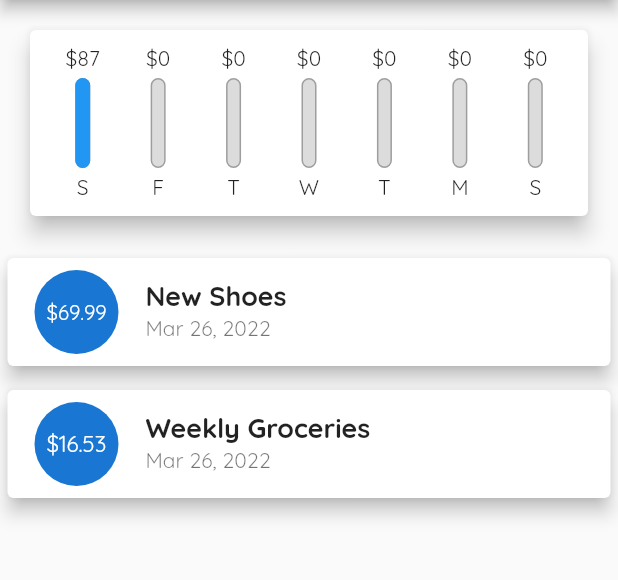
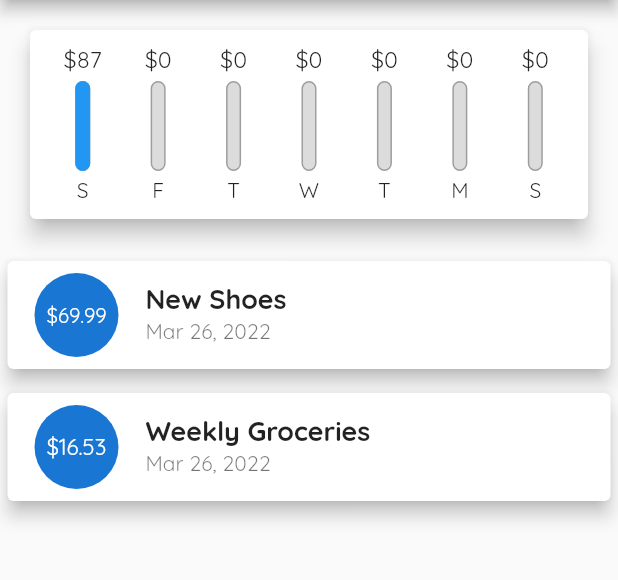
Before and after one commit to absolute-vijju/Personal-Expenses-Flutter, a Flutter app: the screen it shows after launch, on a phone screen of 412 x 824 dp, the part 84-664 px from its top. Run offline on Flutter 3.47's test engine with Material 2 defaults, Android fonts, the phone set to English and light mode, and no system bars.

Commit message:
Improved chart UI

```diff
--- a/lib/main.dart
+++ b/lib/main.dart
@@ -59,9 +59,14 @@ class _MyHomePageState extends State<MyHomePage> {
   ];
 
   List<Transaction> get _recentTransactions {
-    return _userTransactions.where((element) {
-      return element.date.isAfter(DateTime.now().subtract(Duration(days: 7)));
-    }).toList();
+    return _userTransactions
+        .where((element) {
+          return element.date
+              .isAfter(DateTime.now().subtract(Duration(days: 7)));
+        })
+        .toList()
+        .reversed
+        .toList();
   }
 
   void _addNewTransaction(String mTitle, double mAmount) {
--- a/lib/widgets/chart_bar.dart
+++ b/lib/widgets/chart_bar.dart
@@ -11,8 +11,11 @@ class ChartBar extends StatelessWidget {
   Widget build(BuildContext context) {
     return Column(
       children: [
-        FittedBox(
-          child: Text("\$${spendingAmount.toStringAsFixed(0)}"),
+        Container(
+          height: 20,
+          child: FittedBox(
+            child: Text("\$${spendingAmount.toStringAsFixed(0)}"),
+          ),
         ),
         const SizedBox(
           height: 4,
```
